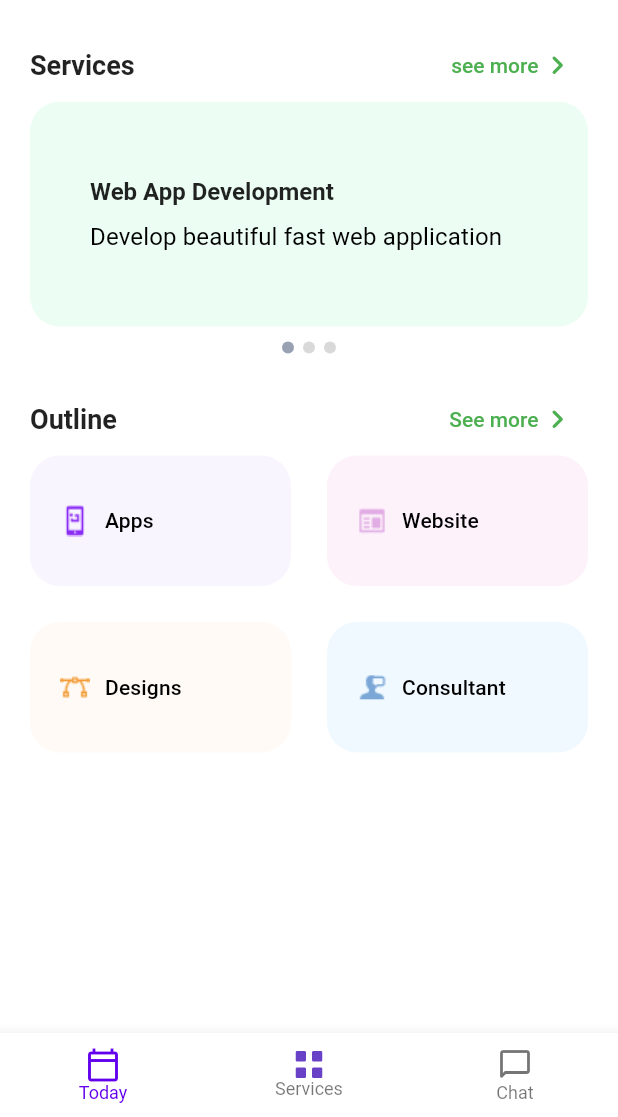
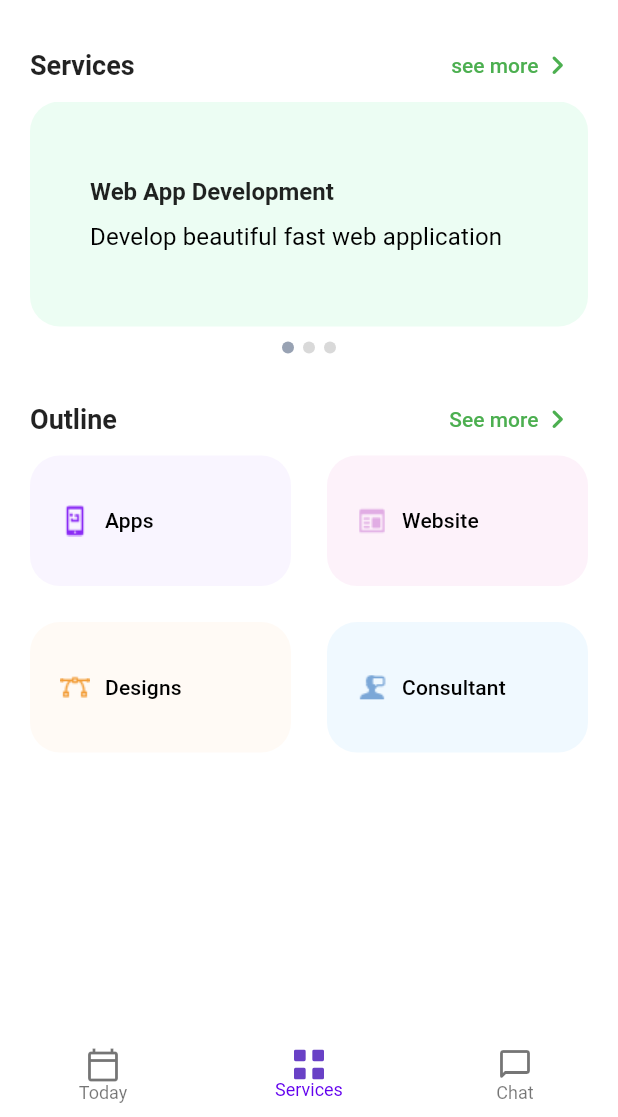
Before and after one commit to arjablc/suvaye, a Flutter app: the screen it shows after launch, on a phone screen of 412 x 824 dp, the part 119-1236 px from its top. Run offline on Flutter 3.47's test engine with Material 2 defaults, Android fonts, the phone set to English and light mode, and no system bars; our stand-ins replace flutter_svg.

Commit message:
bottom navigation bar wired

```diff
--- a/lib/views/components/bottom_nav_bar.dart
+++ b/lib/views/components/bottom_nav_bar.dart
@@ -3,23 +3,43 @@ import 'package:flutter_svg/svg.dart';
 
 import '../../constants/asset_paths.dart';
 
-class CustomBottomNavBar extends StatelessWidget {
+class CustomBottomNavBar extends StatefulWidget {
   const CustomBottomNavBar({
     super.key,
   });
 
   @override
+  State<CustomBottomNavBar> createState() => _CustomBottomNavBarState();
+}
+
+class _CustomBottomNavBarState extends State<CustomBottomNavBar> {
+  int _currentIndex = 1;
+  @override
   Widget build(BuildContext context) {
     return BottomNavigationBar(
+      elevation: 0,
+      currentIndex: _currentIndex,
       backgroundColor: Colors.white,
+      onTap: (value) => setState(() {
+        _currentIndex = value;
+      }),
       iconSize: 24,
-      selectedLabelStyle: TextStyle(fontSize: 12, color: Colors.grey),
+      selectedLabelStyle: const TextStyle(fontSize: 12, color: Colors.grey),
       items: [
         const BottomNavigationBarItem(
             label: "Today", icon: Icon(Icons.calendar_today_outlined)),
         BottomNavigationBarItem(
-            label: "Services",
-            icon: SvgPicture.asset(ImageAssetPath.serviceIcon)),
+          label: "Services",
+          icon: SvgPicture.asset(
+            ImageAssetPath.serviceIcon,
+            colorFilter: const ColorFilter.mode(Colors.grey, BlendMode.srcIn),
+            height: 20,
+          ),
+          activeIcon: SvgPicture.asset(
+            ImageAssetPath.serviceIcon,
+            height: 20,
+          ),
+        ),
         const BottomNavigationBarItem(
             label: "Chat", icon: Icon(Icons.chat_bubble_outline_rounded))
       ],
```
